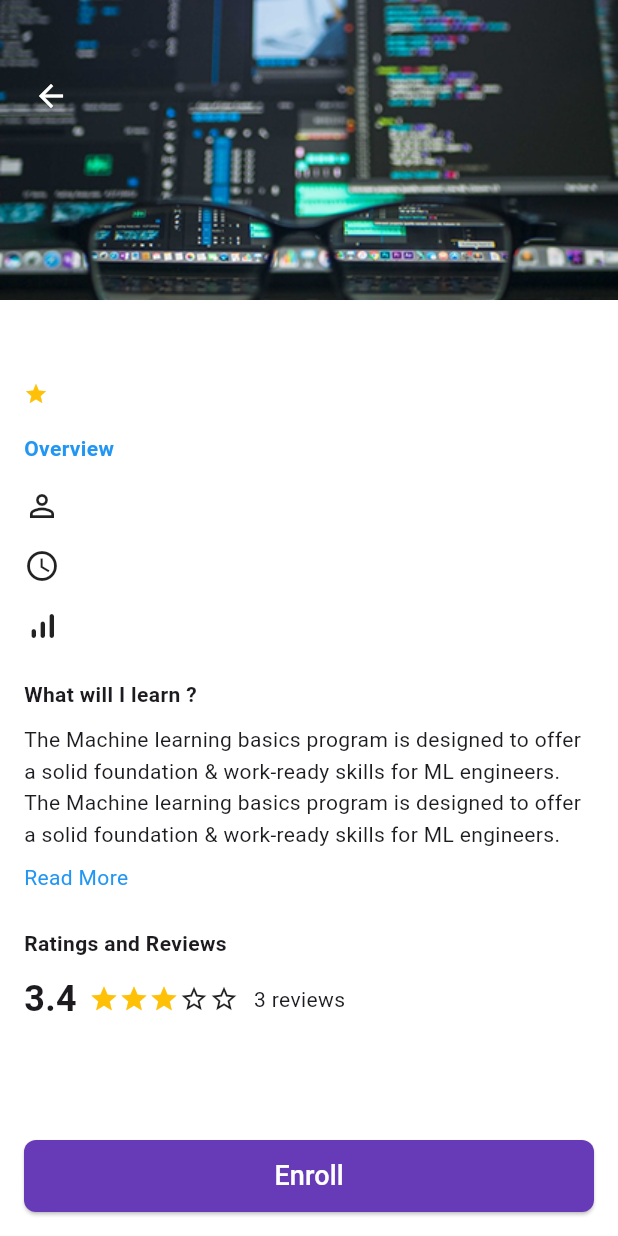
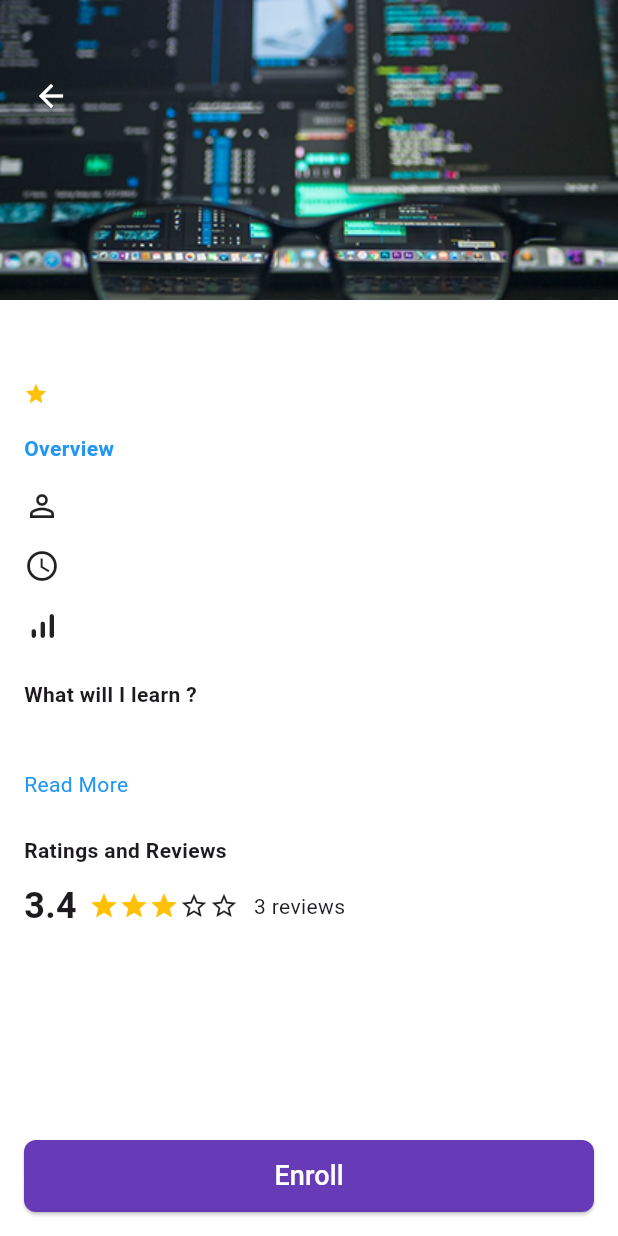
Before and after one commit to aric1605/elective_course_management, a Flutter app: the CourseDetailPage screen opened directly with empty values, on a phone screen of 412 x 824 dp. Run offline on Flutter 3.47's test engine with Material 3 defaults, Android fonts, the phone set to English and light mode, and no system bars; our stand-ins replace cloud_firestore, firebase_auth, firebase_core, get; missing offline and left inert: fl_country_code_picker, super_animated_navigation_bar; accounts and stored records are empty.

```diff
--- a/lib/Modals/course.dart
+++ b/lib/Modals/course.dart
@@ -6,6 +6,7 @@ class Courses {
   final String courseTeacher;
   final String courseHours;
   final String courseDifficulty;
+  final String courseDesc;
   Courses({
     required this.courseName,
     required this.courseRating,
@@ -14,6 +15,7 @@ class Courses {
     required this.courseTeacher,
     required this.courseHours,
     required this.courseDifficulty,
+    required this.courseDesc,
   });
 
   factory Courses.fromMap(Map<String, dynamic> map) {
@@ -25,6 +27,7 @@ class Courses {
       courseLearners: map['courseLearners']?.toString() ?? '',
       courseRating: map['courseRating']?.toString() ?? '',
       courseIcon: map['courseIcon'] ?? '',
+      courseDesc: map['courseDesc'] ?? '',
     );
   }
 }
--- a/lib/Pages/course_details_page.dart
+++ b/lib/Pages/course_details_page.dart
@@ -99,12 +99,9 @@ class CourseDetailPage extends StatelessWidget {
                       style: TextStyle(fontWeight: FontWeight.bold),
                     ),
                     const SizedBox(height: 10),
-                    const Text(
-                      "The Machine learning basics program is designed to offer a solid "
-                      "foundation & work-ready skills for ML engineers. The Machine "
-                      "learning basics program is designed to offer a solid foundation & "
-                      "work-ready skills for ML engineers.",
-                      style: TextStyle(height: 1.5),
+                    Text(
+                      style: const TextStyle(height: 1.5),
+                      coursesVar.courseDesc,
                     ),
                     const SizedBox(height: 8),
                     const Text(
```
Also changed, not shown: lib/Controller/course_Controller.dart (+0 -11 lines), lib/Pages/register.dart (+4 -4 lines).
